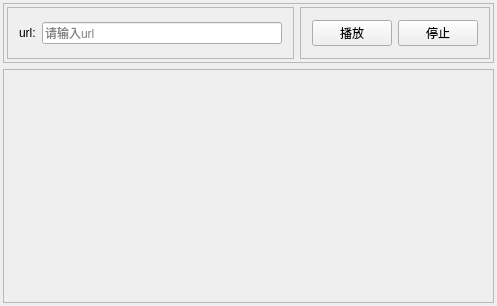
The window that GB28181Client/src/GB28181Client/RtspTool/ZDRtspDlg.ui (Lucas2525117/GB28181Client) describes before a commit, drawn with Qt 5.
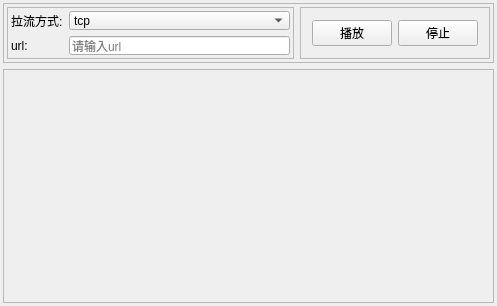
The same window after the commit.

The edit to the form file:
```diff
--- a/GB28181Client/src/GB28181Client/RtspTool/ZDRtspDlg.ui
+++ b/GB28181Client/src/GB28181Client/RtspTool/ZDRtspDlg.ui
@@ -68,7 +68,26 @@
          <enum>QFrame::Raised</enum>
         </property>
         <layout class="QGridLayout" name="gridLayout">
-         <item row="0" column="1">
+         <property name="leftMargin">
+          <number>3</number>
+         </property>
+         <property name="topMargin">
+          <number>3</number>
+         </property>
+         <property name="rightMargin">
+          <number>3</number>
+         </property>
+         <property name="bottomMargin">
+          <number>3</number>
+         </property>
+         <item row="1" column="0">
+          <widget class="QLabel" name="label">
+           <property name="text">
+            <string>url:</string>
+           </property>
+          </widget>
+         </item>
+         <item row="1" column="1">
           <widget class="QLineEdit" name="le_filePath">
            <property name="placeholderText">
             <string>请输入url</string>
@@ -76,12 +95,26 @@
           </widget>
          </item>
          <item row="0" column="0">
-          <widget class="QLabel" name="label">
+          <widget class="QLabel" name="label_2">
            <property name="text">
-            <string>url:</string>
+            <string>拉流方式:</string>
            </property>
           </widget>
          </item>
+         <item row="0" column="1">
+          <widget class="QComboBox" name="cbx_streamType">
+           <item>
+            <property name="text">
+             <string>tcp</string>
+            </property>
+           </item>
+           <item>
+            <property name="text">
+             <string>udp</string>
+            </property>
+           </item>
+          </widget>
+         </item>
         </layout>
        </widget>
       </item>
```
